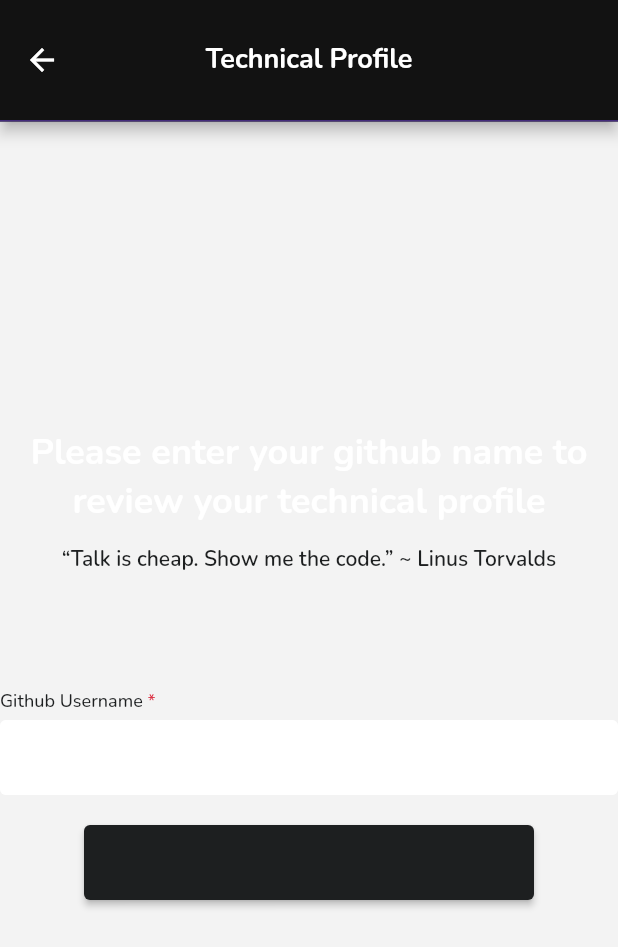
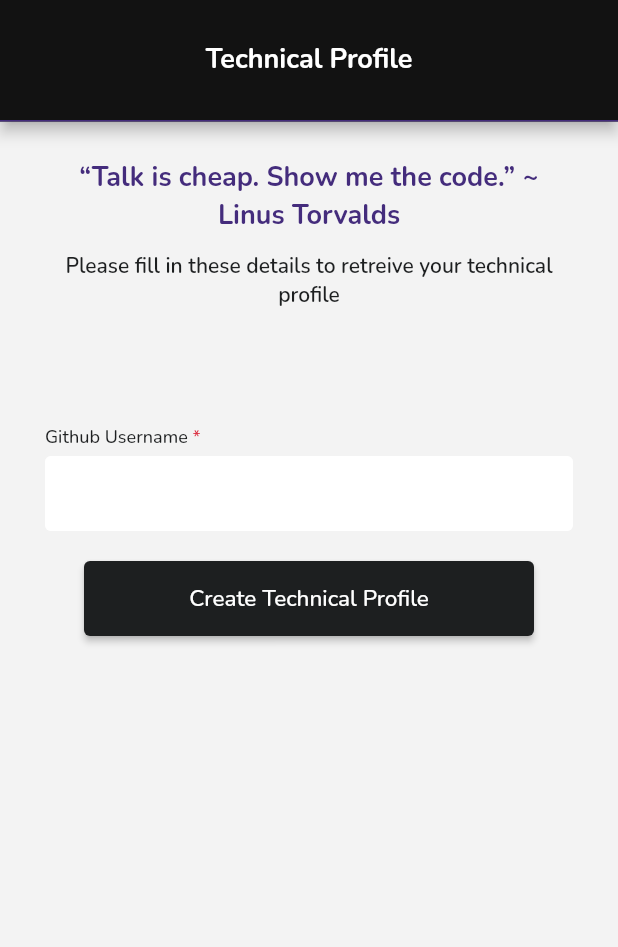
Before and after one commit to mel-fayne/elira_app, a Flutter app: the TechProfilePage screen opened directly, on a phone screen of 412 x 824 dp. Shown: the top 947 px of the screen. Run offline on Flutter 3.47's test engine with Material 2 defaults, Android fonts, the phone set to English and light mode, and no system bars; our stand-ins replace get, shared_preferences, video_player; accounts and stored records are empty.

Commit message:
implement technical profile ui and functionality

```diff
--- a/lib/studentDetails/academics/academic_profile.dart
+++ b/lib/studentDetails/academics/academic_profile.dart
@@ -1,6 +1,5 @@
 import 'package:elira_app/studentDetails/academics/academic_models.dart';
 import 'package:elira_app/studentDetails/academics/academic_profile_ctrl.dart';
-import 'package:elira_app/theme/auth_widgets.dart';
 import 'package:elira_app/theme/colors.dart';
 import 'package:elira_app/theme/global_widgets.dart';
 import 'package:elira_app/theme/text_styles.dart';
--- a/lib/studentDetails/github/tech_profile.dart
+++ b/lib/studentDetails/github/tech_profile.dart
@@ -55,10 +55,10 @@ class _TechProfilePageState extends State<TechProfilePage> {
                   fontSize: 18,
                   fontWeight: FontWeight.w700),
             ),
+            automaticallyImplyLeading: false,
             centerTitle: true),
-        body: SizedBox(
-            height: MediaQuery.of(context).size.height,
-            width: double.infinity,
+        body: SingleChildScrollView(
+            padding: const EdgeInsets.symmetric(vertical: 25, horizontal: 30),
             child: Column(
                 mainAxisAlignment: MainAxisAlignment.center,
                 crossAxisAlignment: CrossAxisAlignment.center,
@@ -66,17 +66,14 @@ class _TechProfilePageState extends State<TechProfilePage> {
                   const Padding(
                       padding: EdgeInsets.only(bottom: 12),
                       child: Text(
-                        'Please enter your github name to review your technical profile',
-                        textAlign: TextAlign.center,
-                        style: TextStyle(
-                            fontFamily: 'Nunito',
-                            fontSize: 24,
-                            fontWeight: FontWeight.w700),
-                      )),
+                          "“Talk is cheap. Show me the code.” ~ Linus Torvalds",
+                          textAlign: TextAlign.center,
+                          style: kPurpleTitle)),
                   const Padding(
                       padding: EdgeInsets.only(bottom: 47),
                       child: Text(
-                          "“Talk is cheap. Show me the code.” ~ Linus Torvalds",
+                          "Please fill in these details to retreive your technical profile",
+                          textAlign: TextAlign.center,
                           style: kBlackTxt)),
                   Column(
                       crossAxisAlignment: CrossAxisAlignment.center,
@@ -98,7 +95,7 @@ class _TechProfilePageState extends State<TechProfilePage> {
                                         return null;
                                       }),
                                   primaryBtn(
-                                    label: '',
+                                    label: 'Create Technical Profile',
                                     isLoading: _isLoading,
                                     function: () async {
                                       setState(() {
@@ -106,7 +103,8 @@ class _TechProfilePageState extends State<TechProfilePage> {
                                       });
                                       if (_gitNameForm.currentState!
                                           .validate()) {
-                                        techProfCtrl.getGithubDetails();
+                                        techProfCtrl
+                                            .getGithubDetails(gitnamectrl.text);
                                       }
                                       await Future.delayed(
                                           const Duration(seconds: 2));
```
Also changed, not shown: lib/studentDetails/github/tech_profile_ctrl.dart (+56 -1 lines), lib/studentDetails/internships/internships.dart (+70 -0 lines).
